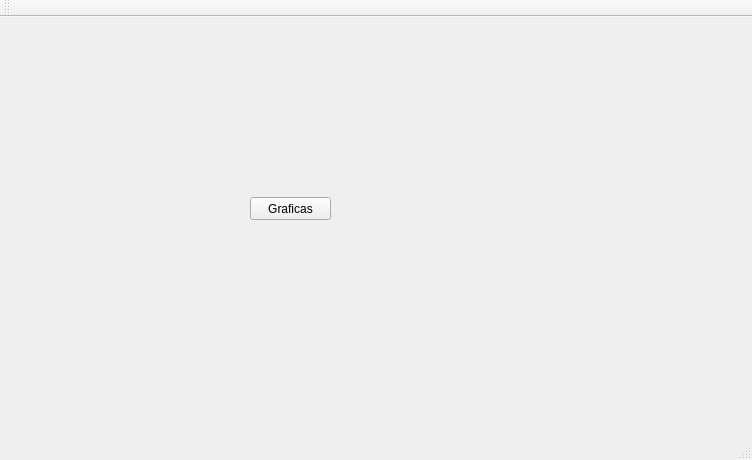
Old version of the form MainWindow.ui in the repository Raimmaster/PendulumSimulator.
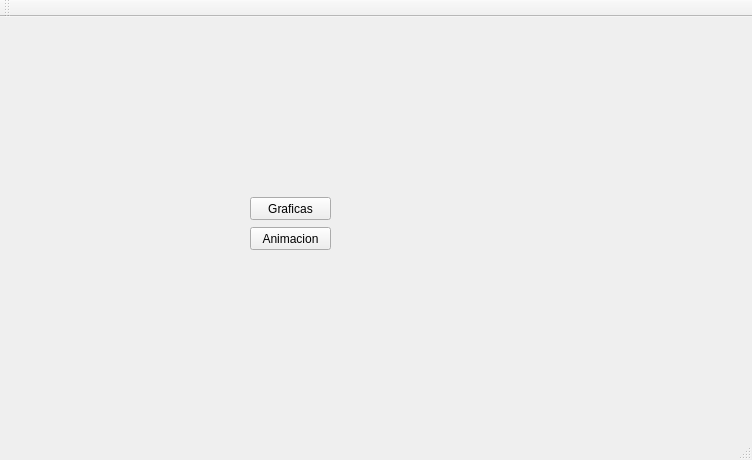
New version of the form.

```diff
--- a/MainWindow.ui
+++ b/MainWindow.ui
@@ -27,6 +27,19 @@
      <string>Graficas</string>
     </property>
    </widget>
+   <widget class="QPushButton" name="pushButton_2">
+    <property name="geometry">
+     <rect>
+      <x>250</x>
+      <y>210</y>
+      <width>81</width>
+      <height>23</height>
+     </rect>
+    </property>
+    <property name="text">
+     <string>Animacion</string>
+    </property>
+   </widget>
   </widget>
   <widget class="QMenuBar" name="menuBar">
    <property name="geometry">
```
Left out of the diff: 2 changed lines with no effect on the pictures.
